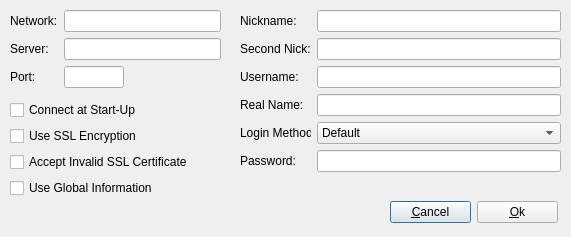
The window that AddNetworkDlg.ui (codymj/LuxIRC) describes before a commit, drawn with Qt 5.
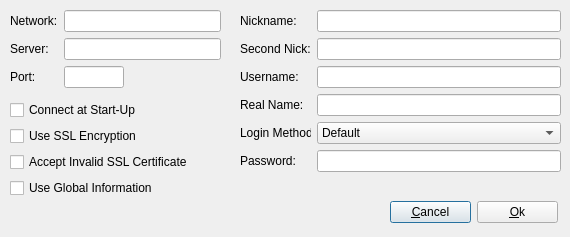
The same window after the commit.

Diff of the .ui file:
```diff
--- a/AddNetworkDlg.ui
+++ b/AddNetworkDlg.ui
@@ -2,14 +2,29 @@
 <ui version="4.0">
  <class>AddNetworkDlg</class>
  <widget class="QDialog" name="AddNetworkDlg">
+  <property name="enabled">
+   <bool>true</bool>
+  </property>
   <property name="geometry">
    <rect>
     <x>0</x>
     <y>0</y>
-    <width>571</width>
+    <width>570</width>
     <height>237</height>
    </rect>
   </property>
+  <property name="minimumSize">
+   <size>
+    <width>570</width>
+    <height>237</height>
+   </size>
+  </property>
+  <property name="maximumSize">
+   <size>
+    <width>570</width>
+    <height>237</height>
+   </size>
+  </property>
   <property name="windowTitle">
    <string>Add Network</string>
   </property>
```
Left out of the diff: 14 changed lines with no effect on the pictures.
